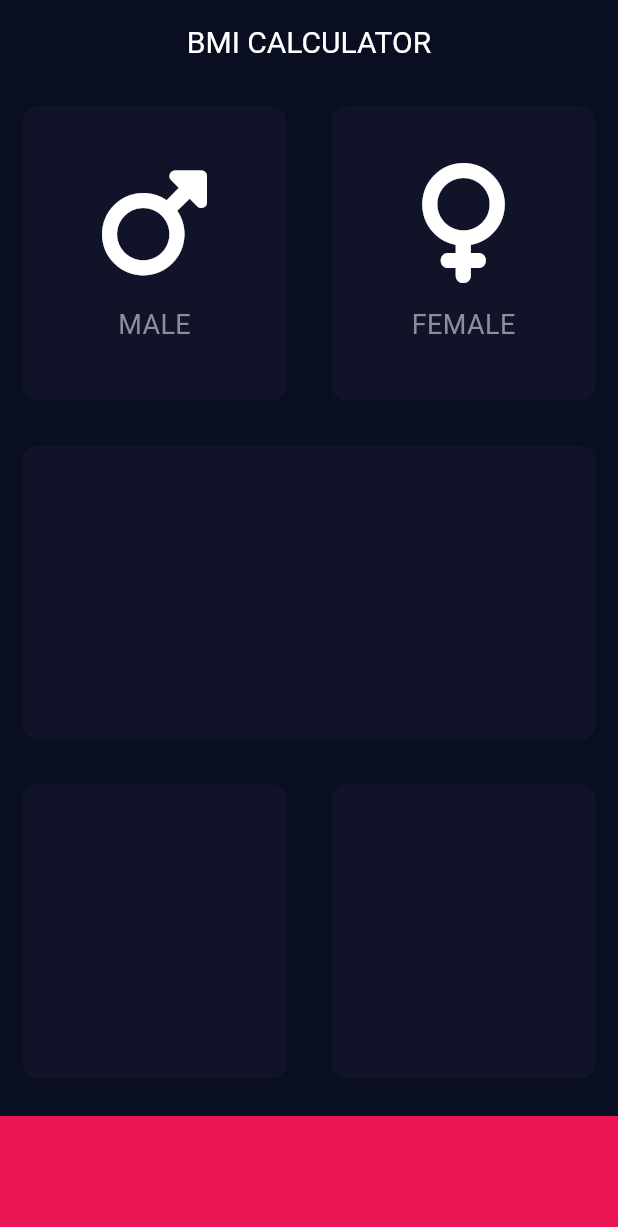
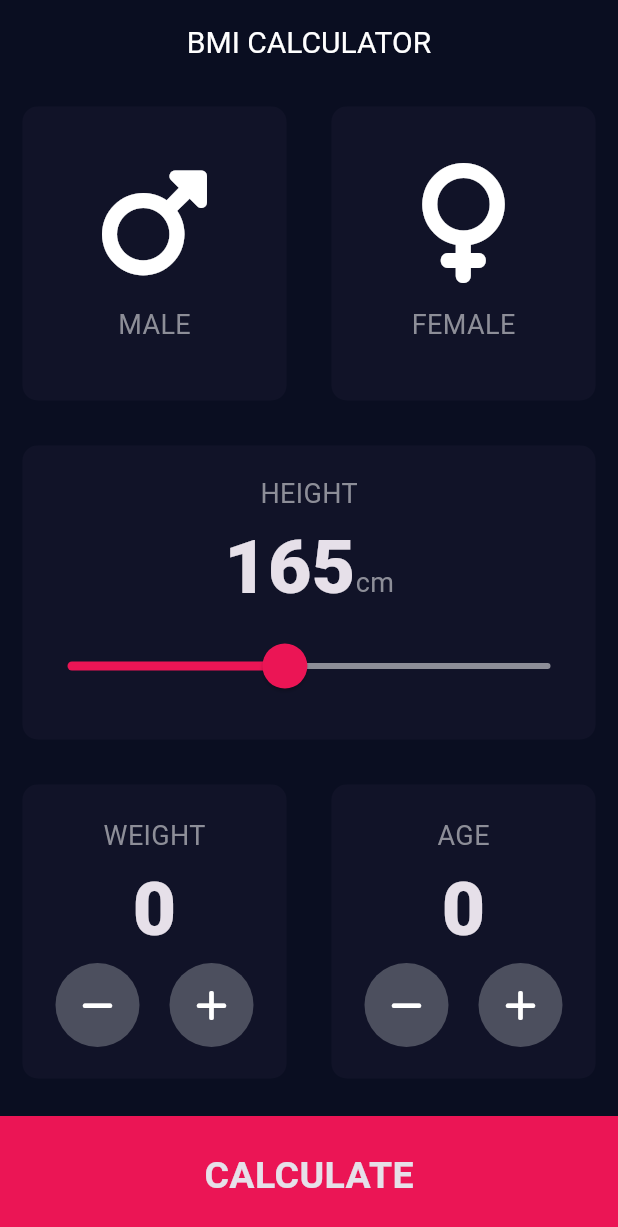
Before and after one commit to devnitht02/bmi_calculator, a Flutter app: the screen it shows after launch, on a phone screen of 412 x 824 dp. Shown: the top 1227 px of the screen. Run offline on Flutter 3.47's test engine with Material 3 defaults, Android fonts, the phone set to English and light mode, and no system bars; our stand-ins replace font_awesome_flutter.

Commit message:
latest changes

```diff
--- /dev/null
+++ b/lib/bottom_container.dart
@@ -0,0 +1,30 @@
+import 'package:flutter/material.dart';
+import 'constants.dart';
+
+class BottomContainer extends StatelessWidget {
+  BottomContainer({required this.onTap, required this.buttonTitle});
+
+  final Function onTap;
+  final String buttonTitle;
+
+  @override
+  Widget build(BuildContext context) {
+    return GestureDetector(
+      onTap: () {
+        onTap();
+      },
+      child: Container(
+        child: Center(
+          child: Text(
+            buttonTitle,
+            style: kBottomContainerStyle,
+          ),
+        ),
+        color: kBottomContainerColor,
+        margin: EdgeInsets.only(top: 10.0),
+        width: double.infinity,
+        height: kBottomContainerHeight,
+      ),
+    );
+  }
+}
--- a/lib/card_details.dart
+++ b/lib/card_details.dart
@@ -1,12 +1,9 @@
 import 'package:flutter/material.dart';
+import 'constants.dart';
 
 class CardDetails extends StatelessWidget {
   CardDetails({this.icon, this.label});
 
-  static const labelTextStyle = TextStyle(
-    fontSize: 18,
-    color: Color(0xFF8D8E98),
-  );
 
   final IconData? icon;
   final String? label;
@@ -25,7 +22,7 @@ class CardDetails extends StatelessWidget {
         ),
         Text(
           label!,
-          style: labelTextStyle,
+          style: kLabelTextStyle,
         ),
       ],
     );
--- /dev/null
+++ b/lib/constants.dart
@@ -0,0 +1,41 @@
+import 'package:flutter/material.dart';
+
+
+
+const kBottomContainerHeight = 80.0;
+const kActiveCardColor = Color(0xFF1D1E33);
+const kInactiveCardColor = Color(0xFF111328);
+const kBottomContainerColor = Color(0xFFEB1555);
+
+ const kLabelTextStyle = TextStyle(
+  fontSize: 18,
+  color: Color(0xFF8D8E98),
+);
+ const kReusableCardTextStyle = TextStyle(
+   fontSize: 50,
+   fontWeight: FontWeight.w900,
+
+ );
+ const kBottomContainerStyle = TextStyle(
+   fontSize: 25,
+   fontWeight: FontWeight.bold,
+ );
+
+ const kResultTextStyle = TextStyle(
+   fontSize: 21,
+   color: Colors.green,
+   fontWeight: FontWeight.bold
+ );
+ const kTitleTextStyle = TextStyle(
+   fontSize: 50,
+   fontWeight: FontWeight.bold,
+ );
+ const kNumberResultsStyle = TextStyle(
+   fontSize: 100,
+   fontWeight: FontWeight.bold,
+
+ );
+ const kFinalParaStyle = TextStyle(
+   fontSize: 20,
+
+ );
--- a/lib/input_page.dart
+++ b/lib/input_page.dart
@@ -1,14 +1,13 @@
+import 'package:flutter/cupertino.dart';
 import 'package:flutter/material.dart';
 import 'package:font_awesome_flutter/font_awesome_flutter.dart';
 import 'reusable_card.dart';
 import 'card_details.dart';
+import 'constants.dart';
+import 'roundicon_button.dart';
+import 'bottom_container.dart';
 
-const bottomContainerHeight = 80.0;
-const activeCardColor = Color(0xFF1D1E33);
-const inactiveCardColor = Color(0xFF111328);
-const bottomContainerColor = Color(0xFFEB1555);
-
-enum Gender{
+enum Gender {
   male,
   female,
 }
@@ -19,8 +18,11 @@ class InputPage extends StatefulWidget {
 }
 
 class _InputPageState extends State<InputPage> {
+  late int height = 165;
+  late int weight = 0;
 
-  Gender? selectedGender; // Changed to nullable
+  late int age = 0;
+  Gender? selectedGender;
 
   @override
   Widget build(BuildContext context) {
@@ -34,72 +36,201 @@ class _InputPageState extends State<InputPage> {
         ),
       ),
       body: Column(
+        crossAxisAlignment: CrossAxisAlignment.stretch,
         children: <Widget>[
           Expanded(
+            //FIRST CARD
             child: Row(
               children: <Widget>[
                 Expanded(
-                  child: GestureDetector(
-                    onTap: (){
-                      setState(() {
-                        selectedGender = Gender.male;
-                      });
+                  child: ReusableCard(
+                    onPress: () {
+                      selectedGender = Gender.male;
                     },
-                    child: ReusableCard(
-                      colour: selectedGender == Gender.male ? activeCardColor: inactiveCardColor,
-                      cardChild: CardDetails(
-                        icon: FontAwesomeIcons.mars,
-                        label: 'MALE',
-                      ),
+                    colour: selectedGender == Gender.male
+                        ? kActiveCardColor
+                        : kInactiveCardColor,
+                    cardChild: CardDetails(
+                      icon: FontAwesomeIcons.mars,
+                      label: 'MALE',
                     ),
                   ),
                 ),
                 Expanded(
-                  child: GestureDetector(
-                    onTap: (){
-                      setState(() {
-                        selectedGender = Gender.female;
-                      });
+                  child: ReusableCard(
+                    onPress: () {
+                      selectedGender = Gender.female;
                     },
-                    child: ReusableCard(
-                      colour: selectedGender == Gender.female? activeCardColor: inactiveCardColor,
-                      cardChild: CardDetails(
-                        icon: FontAwesomeIcons.venus,
-                        label: 'FEMALE',
-                      ),
+                    colour: selectedGender == Gender.female
+                        ? kActiveCardColor
+                        : kInactiveCardColor,
+                    cardChild: CardDetails(
+                      icon: FontAwesomeIcons.venus,
+                      label: 'FEMALE',
                     ),
                   ),
                 ),
               ],
             ),
           ),
+
+          //MIDDLE CARD
           Expanded(
             child: ReusableCard(
-              colour: inactiveCardColor,
+              colour: kInactiveCardColor,
+              cardChild: Column(
+                mainAxisAlignment: MainAxisAlignment.center,
+                children: <Widget>[
+                  Text(
+                    'HEIGHT',
+                    style: kLabelTextStyle,
+                  ),
+                  Row(
+                    mainAxisAlignment: MainAxisAlignment.center,
+                    crossAxisAlignment: CrossAxisAlignment.baseline,
+                    textBaseline: TextBaseline.alphabetic,
+                    children: <Widget>[
+                      Text(
+                        height.toString(),
+                        style: kReusableCardTextStyle,
+                      ),
+                      Text(
+                        'cm',
+                        style: kLabelTextStyle,
+                      ),
+                    ],
+                  ),
+                  SliderTheme(
+                    data: SliderTheme.of(context).copyWith(
+                      inactiveTrackColor: Color(0xFF8D8E98),
+                      activeTrackColor: Colors.white,
+                      thumbColor: Color(0xFFEB1555),
+                      overlayColor: Color(0x29EB1555),
+                      thumbShape: RoundSliderThumbShape(enabledThumbRadius: 15),
+                      overlayShape: RoundSliderOverlayShape(overlayRadius: 30),
+                    ),
+                    child: Slider(
+                      value: height.toDouble(),
+                      min: 120,
+                      max: 220,
+                      activeColor: Color(0xFFEB1555),
+                      inactiveColor: Color(0xFF8D8E98),
+                      onChanged: (double newValue) {
+                        setState(() {
+                          height = newValue.round();
+                        });
+                      },
+                    ),
+                  ),
+                ],
+              ),
+              onPress: () {}, // Empty function
             ),
           ),
+
           Expanded(
+            //LAST CARD
             child: Row(
               children: <Widget>[
                 Expanded(
                   child: ReusableCard(
-                    colour: inactiveCardColor,
+                    onPress: () {},
+                    colour: kInactiveCardColor,
+                    cardChild: Column(
+                      mainAxisAlignment: MainAxisAlignment.center,
+                      children: <Widget>[
+                        Text(
+                          'WEIGHT',
+                          style: kLabelTextStyle,
+                        ),
+                        Text(
+                          weight.toString(),
+                          style: kReusableCardTextStyle,
+                        ),
+                        Row(
+                          mainAxisAlignment: MainAxisAlignment.center,
+                          children: <Widget>[
+                            RoundIconBtn(
+                              icon: FontAwesomeIcons.minus,
+                              onPressed: () {
+                                setState(() {
+                                  if (weight > 0) {
+                                    weight--;
+                                  }
+                                });
+                              },
+                            ),
+                            SizedBox(
+                              width: 20,
+                            ),
+                            RoundIconBtn(
+                              icon: FontAwesomeIcons.plus,
+                              onPressed: () {
+                                setState(() {
+                                  weight++;
+                                });
+                              },
+                            ),
+                          ],
+                        ),
+                      ],
+                    ),
                   ),
                 ),
                 Expanded(
                   child: ReusableCard(
-                    colour: inactiveCardColor,
+                    colour: kInactiveCardColor,
+                    onPress: () {},
+                    cardChild: Column(
+                      mainAxisAlignment: MainAxisAlignment.center,
+                      children: <Widget>[
+                        Text(
+                          'AGE',
+                          style: kLabelTextStyle,
+                        ),
+                        Text(
+                          age.toString(),
+                          style: kReusableCardTextStyle,
+                        ),
+                        Row(
+                          mainAxisAlignment: MainAxisAlignment.center,
+                          children: <Widget>[
+                            RoundIconBtn(
+                              icon: FontAwesomeIcons.minus,
+                              onPressed: () {
+                                setState(() {
+                                  if (age > 0) {
+                                    age--;
+                                  }
+                                });
+                              },
+                            ),
+                            SizedBox(
+                              width: 20,
+                            ),
+                            RoundIconBtn(
+                              icon: FontAwesomeIcons.plus,
+                              onPressed: () {
+                                setState(() {
+                                  age++;
+                                });
+                              },
+                            )
+                          ],
+                        )
+                      ],
+                    ),
                   ),
                 ),
               ],
             ),
           ),
-          Container(
-            color: bottomContainerColor,
-            margin: EdgeInsets.only(top: 10.0),
-            width: double.infinity,
-            height: bottomContainerHeight,
-          )
+          BottomContainer(
+            onTap: () {
+              Navigator.pushNamed(context, 'results_page');
+            },
+            buttonTitle: 'CALCULATE',
+          ),
         ],
       ),
     );
--- a/lib/main.dart
+++ b/lib/main.dart
@@ -1,5 +1,6 @@
 import 'package:flutter/material.dart';
 import 'package:bmi_calculator/input_page.dart';
+import 'results_page.dart';
 
 void main() => runApp(BMICalculator());
 
@@ -11,7 +12,11 @@ class BMICalculator extends StatelessWidget {
         primaryColor: Color(0xFF0A0E21),
         scaffoldBackgroundColor: Color(0xFF0A0E21),
       ),
-      home: InputPage(),
+      initialRoute: 'input_page',
+      routes: {
+        'input_page': (context) => InputPage(),
+        'results_page': (context) => ResultsPage(),
+      }
     );
   }
 }
--- a/lib/reusable_card.dart
+++ b/lib/reusable_card.dart
@@ -1,19 +1,25 @@
 import 'package:flutter/material.dart';
 
 class ReusableCard extends StatelessWidget {
-  ReusableCard({this.colour, this.cardChild});
+  ReusableCard({this.colour, this.cardChild, required this.onPress});
 
   final Color? colour;
   final Widget? cardChild;
 
+  final Function onPress;
+
+
   @override
   Widget build(BuildContext context) {
-    return Container(
-      child: cardChild,
-      margin: EdgeInsets.all(15),
-      decoration: BoxDecoration(
-        color: colour ?? Colors.transparent,
-        borderRadius: BorderRadius.circular(10),
+    return GestureDetector(
+      onTap: onPress(),
+      child: Container(
+        child: cardChild,
+        margin: EdgeInsets.all(15),
+        decoration: BoxDecoration(
+          color: colour ?? Colors.transparent,
+          borderRadius: BorderRadius.circular(10),
+        ),
       ),
     );
   }
--- /dev/null
+++ b/lib/roundicon_button.dart
@@ -0,0 +1,24 @@
+import 'package:flutter/material.dart';
+import 'constants.dart';
+
+class RoundIconBtn extends StatelessWidget {
+  RoundIconBtn({super.key, required this.icon, this.onPressed});
+
+  final IconData icon;
+  final onPressed;
+
+  @override
+  Widget build(BuildContext context) {
+    return RawMaterialButton(
+      onPressed: onPressed,
+      child: Icon(icon),
+      elevation: 0.0,
+      constraints: BoxConstraints.tightFor(
+        width: 56,
+        height: 56,
+      ),
+      shape: CircleBorder(),
+      fillColor: Color(0xFF4C4F5E),
+    );
+  }
+}
```
Also changed, not shown: lib/results_page.dart (added, +72 -0 lines).
